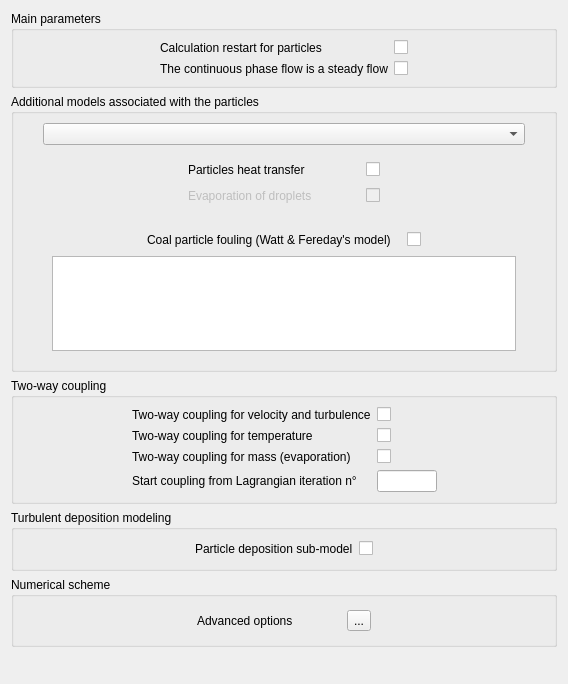
The window that gui/Pages/LagrangianForm.ui (code-saturne/code_saturne) describes before a commit, drawn with Qt 5.
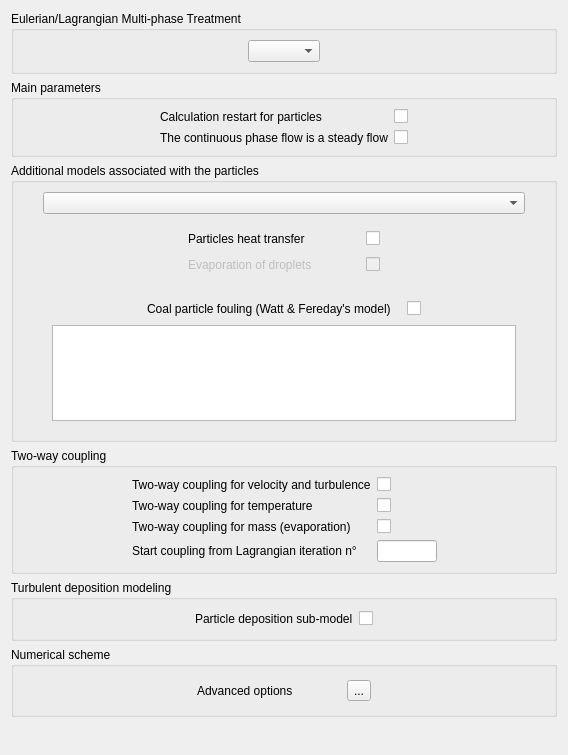
The same window after the commit. Icons and pictures are not drawn.

The edit to the form file:
```diff
--- a/gui/Pages/LagrangianForm.ui
+++ b/gui/Pages/LagrangianForm.ui
@@ -7,7 +7,7 @@
     <x>0</x>
     <y>0</y>
     <width>564</width>
-    <height>684</height>
+    <height>755</height>
    </rect>
   </property>
   <property name="windowTitle">
@@ -16,6 +16,54 @@
   <layout class="QGridLayout" name="gridLayout_5">
    <item row="0" column="0">
     <layout class="QVBoxLayout" name="verticalLayout_2">
+     <item>
+      <widget class="QGroupBox" name="groupBoxIILAGR">
+       <property name="toolTip">
+        <string>&lt;html&gt;&lt;head/&gt;&lt;body&gt;&lt;p&gt;&lt;span style=&quot; font-size:9pt;&quot;&gt;Specify the lagrangian module coupling status between:&lt;br/&gt;- One-way coupling: no influence of the particles on the continuous phase,&lt;br/&gt;- Two-way coupling: influence of the particles on the dynamics of the continuous phase. Dynamics, temperature and mass may be coupled independently.&lt;br/&gt;- Frozen carrier flow: all the Eulerian fields are frozen (including the scalar fields).&lt;br/&gt;&lt;/span&gt;&lt;/p&gt;&lt;p&gt;&lt;span style=&quot; font-size:9pt;&quot;&gt;This option can only be used in case of a calculation restart.&lt;/span&gt;&lt;/p&gt;&lt;/body&gt;&lt;/html&gt;</string>
+       </property>
+       <property name="title">
+        <string>Eulerian/Lagrangian Multi-phase Treatment</string>
+       </property>
+       <layout class="QHBoxLayout" name="horizontalLayout_8">
+        <item>
+         <spacer>
+          <property name="orientation">
+           <enum>Qt::Horizontal</enum>
+          </property>
+          <property name="sizeHint" stdset="0">
+           <size>
+            <width>77</width>
+            <height>21</height>
+           </size>
+          </property>
+         </spacer>
+        </item>
+        <item>
+         <widget class="QComboBox" name="comboBoxIILAGR">
+          <property name="toolTip">
+           <string>&lt;html&gt;&lt;head/&gt;&lt;body&gt;&lt;p&gt;&lt;span style=&quot; font-size:9pt;&quot;&gt;Specify the lagrangian module coupling status between:&lt;br/&gt;- One-way coupling: no influence of the particles on the continuous phase,&lt;br/&gt;- Two-way coupling: influence of the particles on the dynamics of the continuous phase. Dynamics, temperature and mass may be coupled independently.&lt;br/&gt;- Frozen carrier flow: all the Eulerian fields are frozen (including the scalar fields).&lt;br/&gt;&lt;/span&gt;&lt;/p&gt;&lt;p&gt;&lt;span style=&quot; font-size:9pt;&quot;&gt;This option can only be used in case of a calculation restart.&lt;/span&gt;&lt;/p&gt;&lt;/body&gt;&lt;/html&gt;</string>
+          </property>
+          <property name="statusTip">
+           <string>Select the type of lagrangian module</string>
+          </property>
+         </widget>
+        </item>
+        <item>
+         <spacer>
+          <property name="orientation">
+           <enum>Qt::Horizontal</enum>
+          </property>
+          <property name="sizeHint" stdset="0">
+           <size>
+            <width>77</width>
+            <height>21</height>
+           </size>
+          </property>
+         </spacer>
+        </item>
+       </layout>
+      </widget>
+     </item>
      <item>
       <widget class="QGroupBox" name="groupBoxMain">
        <property name="title">
```
Left out of the diff: 63 changed lines with no effect on the pictures.
